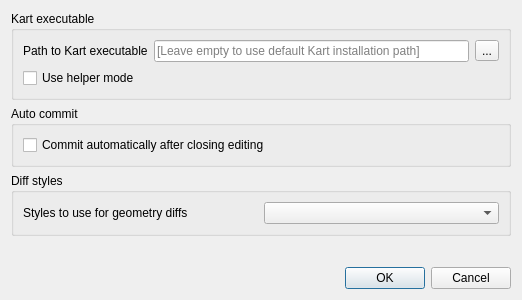
Above: kart/gui/settingsdialog.ui from koordinates/kart-qgis-plugin before the change. Below: the same form after it.
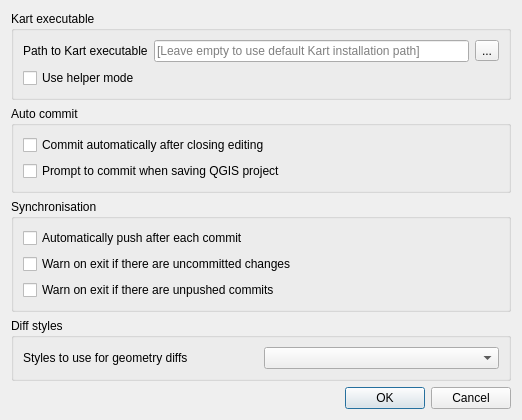
That is the form after the change.

Commit message: feat: add attachment file tracking and QGIS project sync to Kart

Diff of the .ui file:
```diff
--- a/kart/gui/settingsdialog.ui
+++ b/kart/gui/settingsdialog.ui
@@ -7,7 +7,7 @@
     <x>0</x>
     <y>0</y>
     <width>522</width>
-    <height>300</height>
+    <height>420</height>
    </rect>
   </property>
   <property name="windowTitle">
@@ -66,6 +66,43 @@
        <widget class="QCheckBox" name="chkAutoCommit">
         <property name="text">
          <string>Commit automatically after closing editing</string>
+        </property>
+       </widget>
+      </item>
+      <item>
+       <widget class="QCheckBox" name="chkAutoCommitOnSave">
+        <property name="text">
+         <string>Prompt to commit when saving QGIS project</string>
+        </property>
+       </widget>
+      </item>
+     </layout>
+    </widget>
+   </item>
+   <item>
+    <widget class="QGroupBox" name="groupBoxSync">
+     <property name="title">
+      <string>Synchronisation</string>
+     </property>
+     <layout class="QVBoxLayout" name="verticalLayoutSync">
+      <item>
+       <widget class="QCheckBox" name="chkAutoPush">
+        <property name="text">
+         <string>Automatically push after each commit</string>
+        </property>
+       </widget>
+      </item>
+      <item>
+       <widget class="QCheckBox" name="chkWarnOnExitUncommitted">
+        <property name="text">
+         <string>Warn on exit if there are uncommitted changes</string>
+        </property>
+       </widget>
+      </item>
+      <item>
+       <widget class="QCheckBox" name="chkWarnOnExitUnpushed">
+        <property name="text">
+         <string>Warn on exit if there are unpushed commits</string>
         </property>
        </widget>
       </item>
```
The commit also changes 4 other files.
